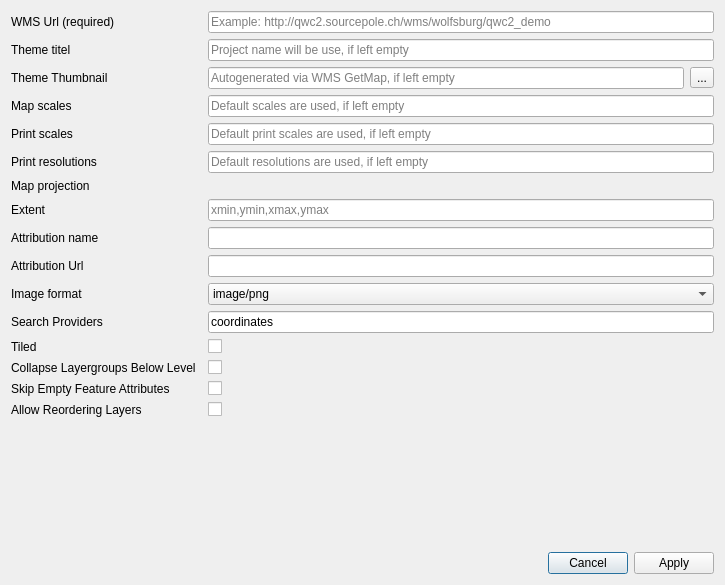
HusseinKabbout/qwc2-themes-manager, file theme_settings.ui: the form before one commit.
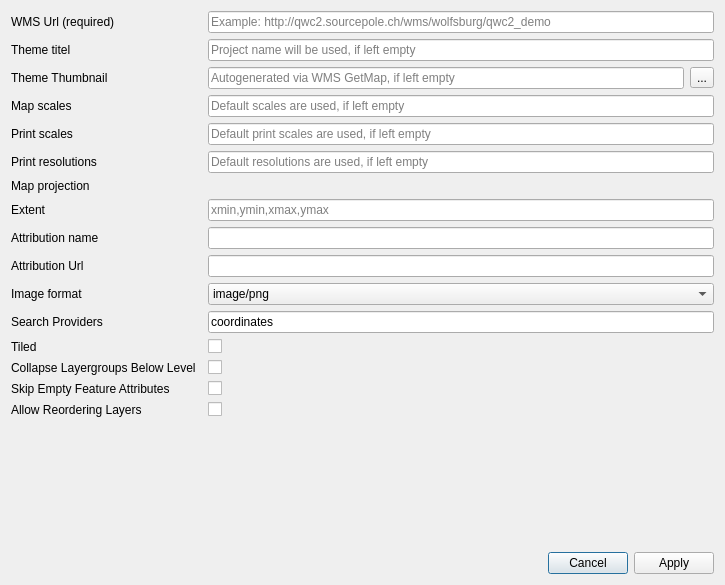
The form after the commit. Custom widgets are drawn as their Qt base class.

```diff
--- a/theme_settings.ui
+++ b/theme_settings.ui
@@ -69,16 +69,6 @@
      </property>
     </widget>
    </item>
-   <item row="17" column="2">
-    <widget class="QDialogButtonBox" name="buttonBox">
-     <property name="orientation">
-      <enum>Qt::Horizontal</enum>
-     </property>
-     <property name="standardButtons">
-      <set>QDialogButtonBox::Apply|QDialogButtonBox::Cancel</set>
-     </property>
-    </widget>
-   </item>
    <item row="5" column="2">
     <widget class="QLineEdit" name="printResolutions_lineEdit">
      <property name="placeholderText">
@@ -275,7 +265,7 @@
    <item row="1" column="2">
     <widget class="QLineEdit" name="title_lineEdit">
      <property name="placeholderText">
-      <string>Project name will be use, if left empty</string>
+      <string>Project name will be used, if left empty</string>
      </property>
     </widget>
    </item>
@@ -299,6 +289,16 @@
      </property>
     </spacer>
    </item>
+   <item row="17" column="0" colspan="3">
+    <widget class="QDialogButtonBox" name="buttonBox">
+     <property name="orientation">
+      <enum>Qt::Horizontal</enum>
+     </property>
+     <property name="standardButtons">
+      <set>QDialogButtonBox::Apply|QDialogButtonBox::Cancel</set>
+     </property>
+    </widget>
+   </item>
   </layout>
  </widget>
  <customwidgets>
```
Left out of the diff: 36 changed lines with no effect on the pictures.
